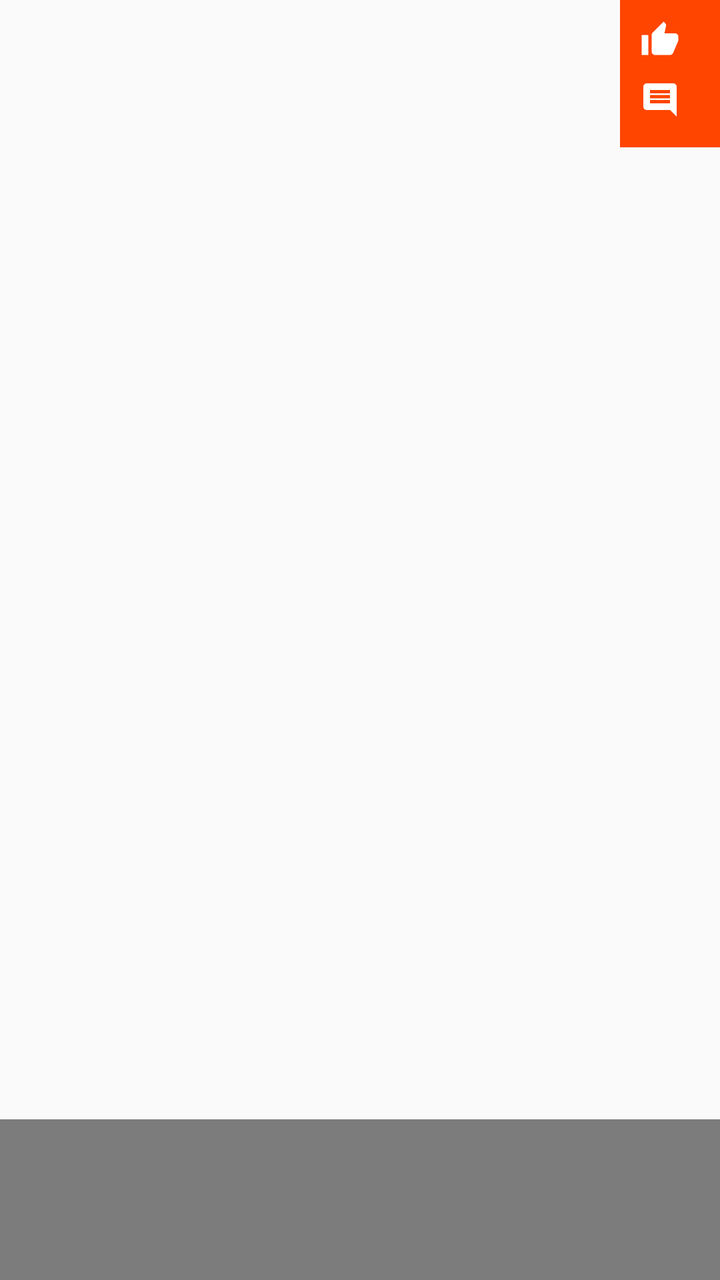
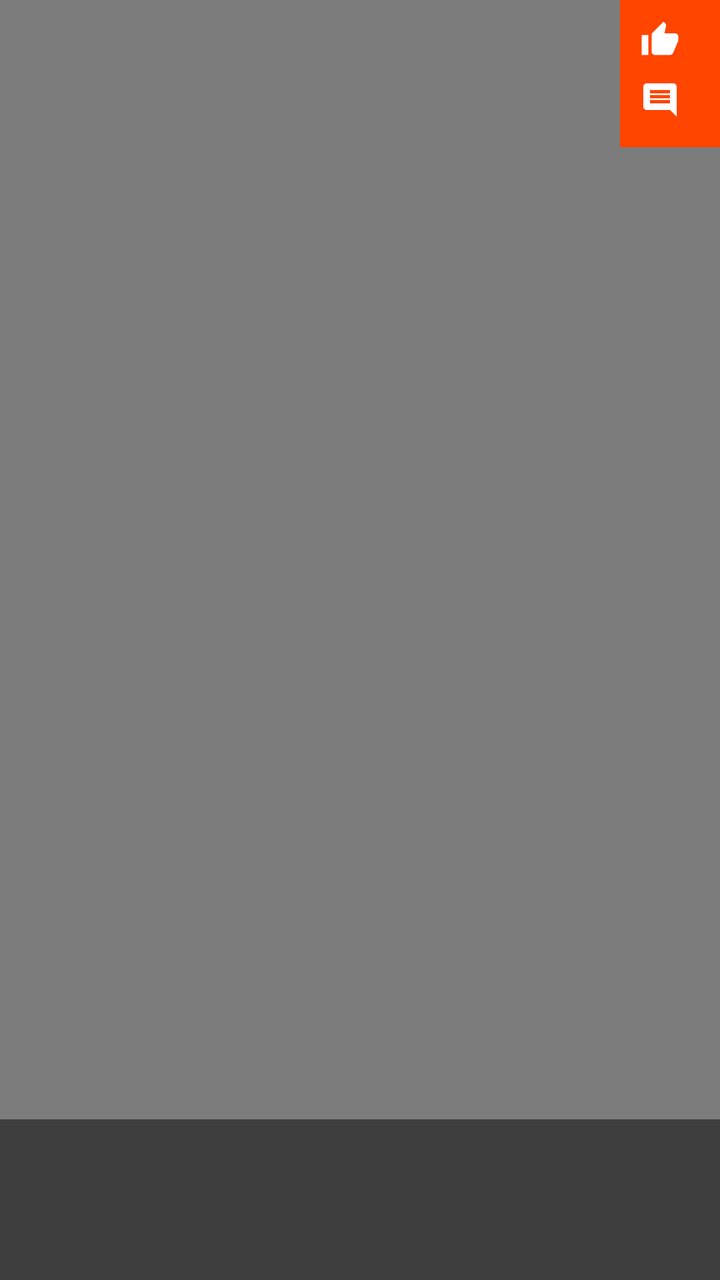

Screens rendered from an Android XML layout before and after an edit, with the pre-edit source and the edit as a unified diff.
<!-- AndroidManifest.xml: application theme AppTheme -->
<!-- res/layout/fragment_detail_photo.xml -->
<?xml version="1.0" encoding="utf-8"?>
<androidx.constraintlayout.widget.ConstraintLayout
    xmlns:android="http://schemas.android.com/apk/res/android"
    xmlns:app="http://schemas.android.com/apk/res-auto"
    android:layout_width="match_parent"
    android:layout_height="match_parent">

    <ImageView
        android:id="@+id/detailPhotoImageView"
        android:scaleType="centerCrop"
        android:layout_width="match_parent"
        android:layout_height="match_parent"/>

    <androidx.constraintlayout.widget.ConstraintLayout
        android:padding="@dimen/photo_detail_description_padding"
        android:background="@color/colorAccent"
        app:layout_constraintTop_toTopOf="parent"
        app:layout_constraintRight_toRightOf="parent"
        android:layout_width="wrap_content"
        android:layout_height="wrap_content">

        <ImageView
            android:id="@+id/detailPhotoLikeImageView"
            app:layout_constraintTop_toTopOf="parent"
            app:layout_constraintLeft_toLeftOf="parent"
            app:layout_constraintRight_toLeftOf="@id/detailPhotoLikeTextView"
            android:src="@drawable/ic_like"
            android:layout_width="@dimen/photo_detail_ratio_icon_size"
            android:layout_height="@dimen/photo_detail_ratio_icon_size"/>

        <TextView
            android:id="@+id/detailPhotoLikeTextView"
            android:paddingLeft="@dimen/photo_detail_description_padding"
            app:layout_constraintTop_toTopOf="@id/detailPhotoLikeImageView"
            app:layout_constraintBottom_toBottomOf="@id/detailPhotoLikeImageView"
            app:layout_constraintRight_toRightOf="parent"
            android:textColor="@color/white"
            android:src="@drawable/ic_like"
            android:textSize="@dimen/photo_detail_ratio_textSize"
            android:layout_width="wrap_content"
            android:layout_height="wrap_content"/>

        <ImageView
            android:id="@+id/detailPhotoCommentsImageView"
            android:layout_marginTop="@dimen/photo_detail_description_padding"
            app:layout_constraintTop_toBottomOf="@id/detailPhotoLikeImageView"
            app:layout_constraintLeft_toLeftOf="parent"
            app:layout_constraintRight_toLeftOf="@id/detailPhotoLikeTextView"
            android:src="@drawable/ic_comment"
            android:layout_width="@dimen/photo_detail_comment_icon_size"
            android:layout_height="@dimen/photo_detail_comment_icon_size"/>

        <TextView
            android:id="@+id/detailPhotoCommentsTextView"
            android:paddingLeft="@dimen/photo_detail_description_padding"
            app:layout_constraintTop_toTopOf="@id/detailPhotoCommentsImageView"
            app:layout_constraintBottom_toBottomOf="@id/detailPhotoCommentsImageView"
            app:layout_constraintRight_toRightOf="parent"
            android:textSize="@dimen/photo_detail_comment_textSize"
            android:textColor="@color/white"
            android:layout_width="wrap_content"
            android:layout_height="wrap_content"/>

    </androidx.constraintlayout.widget.ConstraintLayout>

    <TextView
        android:id="@+id/detailPhotoTitleTextView"
        android:background="@color/black_10"
        android:padding="@dimen/photo_detail_title_padding"
        app:layout_constraintBottom_toBottomOf="parent"
        app:layout_constraintLeft_toLeftOf="parent"
        app:layout_constraintRight_toRightOf="parent"
        android:textSize="@dimen/photo_detail_title_textSize"
        android:textStyle="bold"
        android:textColor="@color/white"
        android:layout_width="0dp"
        android:layout_height="wrap_content"/>


</androidx.constraintlayout.widget.ConstraintLayout>
<!-- resources referenced by this layout -->
<resources>
  <color name="black_10">#80000000</color>
  <color name="colorAccent">@color/orange_reddit</color>
  <color name="white">#FFFFFF</color>
  <dimen name="photo_detail_comment_icon_size">20dp</dimen>
  <dimen name="photo_detail_comment_textSize">20dp</dimen>
  <dimen name="photo_detail_description_padding">10dp</dimen>
  <dimen name="photo_detail_ratio_icon_size">20dp</dimen>
  <dimen name="photo_detail_ratio_textSize">20dp</dimen>
  <dimen name="photo_detail_title_padding">20dp</dimen>
  <dimen name="photo_detail_title_textSize">30dp</dimen>
  <!-- drawable ic_comment (drawable) -->
  <vector xmlns:android="http://schemas.android.com/apk/res/android"
      android:width="36dp"
      android:height="36dp"
      android:viewportWidth="24"
      android:viewportHeight="24">
    <path
        android:pathData="M20,2L4,2c-1.1,0 -2,0.9 -2,2v12c0,1.1 0.9,2 2,2h14l4,4L22,4c0,-1.1 -0.9,-2 -2,-2zM18,14L6,14v-2h12v2zM18,11L6,11L6,9h12v2zM18,8L6,8L6,6h12v2z"
        android:fillColor="#FFFFFF"/>
  </vector>
  <!-- drawable ic_like (drawable) -->
  <vector xmlns:android="http://schemas.android.com/apk/res/android"
      android:width="36dp"
      android:height="36dp"
      android:viewportWidth="24"
      android:viewportHeight="24">
    <path
        android:pathData="M1,21h4L5,9L1,9v12zM23,10c0,-1.1 -0.9,-2 -2,-2h-6.31l0.95,-4.57 0.03,-0.32c0,-0.41 -0.17,-0.79 -0.44,-1.06L14.17,1 7.59,7.59C7.22,7.95 7,8.45 7,9v10c0,1.1 0.9,2 2,2h9c0.83,0 1.54,-0.5 1.84,-1.22l3.02,-7.05c0.09,-0.23 0.14,-0.47 0.14,-0.73v-2z"
        android:fillColor="#FFFFFF"/>
  </vector>
  <style name="AppTheme" parent="Theme.AppCompat.Light.NoActionBar">
          <item name="fontFamily">sans-serif</item>
      </style>
  <color name="orange_reddit">#FF4500</color>
</resources>

<!-- the commit's change to res/layout/fragment_detail_photo.xml (unified diff, before → after) -->
@@ -7,7 +7,8 @@
 
     <ImageView
         android:id="@+id/detailPhotoImageView"
-        android:scaleType="centerCrop"
+        android:scaleType="fitCenter"
+        android:background="@color/black_10"
         android:layout_width="match_parent"
         android:layout_height="match_parent"/>
 
